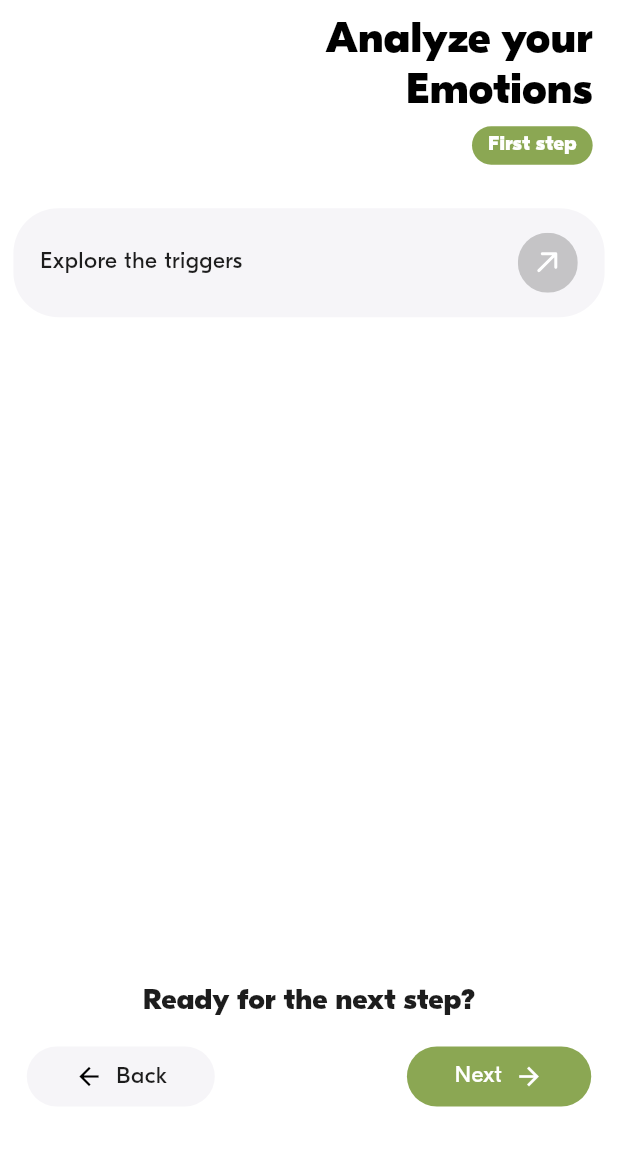
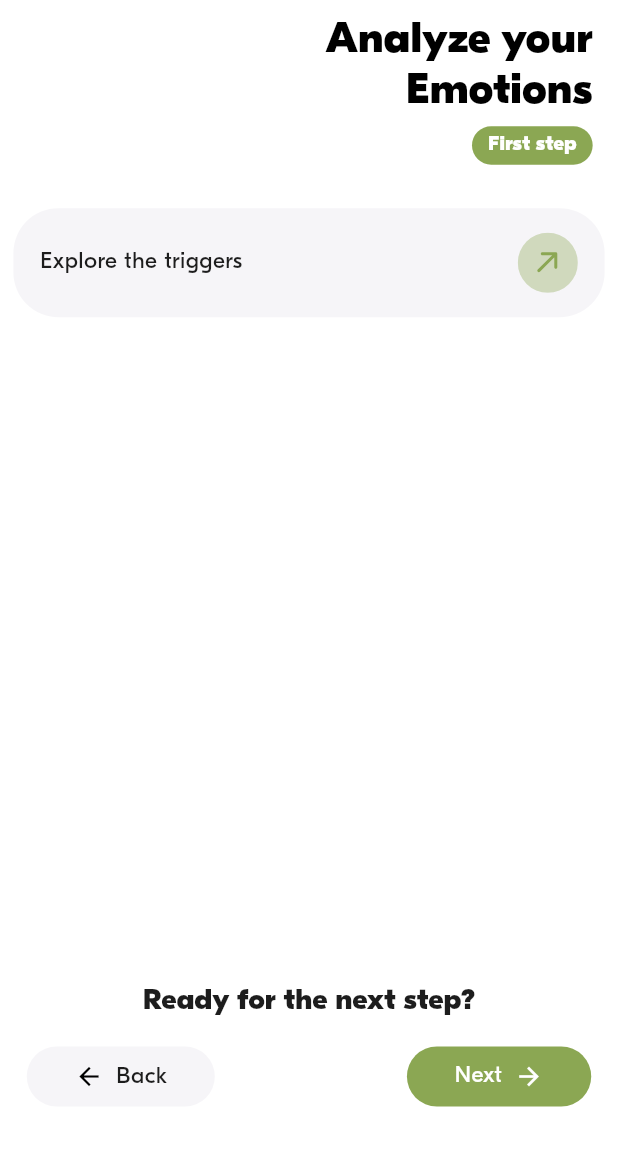
Before and after one commit to Nykolayr/getoutthebox, a Flutter app: the AnalyzeEmotion screen opened by its route, on a phone screen of 412 x 824 dp, the part 57-1223 px from its top. Run offline on Flutter 3.47's test engine with Material 3 defaults, Android fonts, the phone set to English and light mode, and no system bars; our stand-ins replace bloc, cached_network_image, dio, equatable, firebase_core, flutter_bloc and 8 more; missing offline and left inert: flutter_easylogger, flutter_facebook_auth; accounts and stored records are empty; network calls fail.

Commit message:
feat: Transform Yourself

```diff
--- a/lib/src/features/content/analyze_emotion/widget/analyze_card_emotion.dart
+++ b/lib/src/features/content/analyze_emotion/widget/analyze_card_emotion.dart
@@ -40,9 +40,24 @@ class AnalyzeCardEmotion extends StatelessWidget {
                 ),
               ],
             ),
-            haveAccess
-                ? SvgPicture.asset('assets/icons/forward.svg')
-                : SvgPicture.asset('assets/icons/insert.svg')
+            Container(
+              width: 40,
+              height: 40,
+              decoration: BoxDecoration(
+                color: StyleManager.mainColor.withOpacity(0.2),
+                shape: BoxShape.circle,
+              ),
+              child: Center(
+                  child: SvgPicture.asset(
+                haveAccess
+                    ? 'assets/icons/forward.svg'
+                    : 'assets/icons/insert.svg',
+                colorFilter: const ColorFilter.mode(
+                  StyleManager.mainColor,
+                  BlendMode.srcIn,
+                ),
+              )),
+            ),
           ],
         ),
       ),
```
